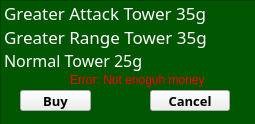
Above: Beefense/Menu/createtower.ui from doza-daniel/rs16-22 before the change. Below: the same form after it.
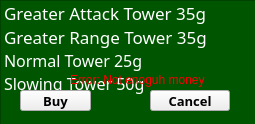
That is the form after the change. Icons and pictures are not drawn.

Commit message:
Slowing tower added
Slowing Tower added without a picture.
BUG - it slows 0.5 with each hit.

Diff of the .ui file:
```diff
--- a/Beefense/Menu/createtower.ui
+++ b/Beefense/Menu/createtower.ui
@@ -95,6 +95,17 @@
      </font>
     </property>
    </item>
+   <item>
+    <property name="text">
+     <string>Slowing Tower 50g</string>
+    </property>
+    <property name="font">
+     <font>
+      <family>MS Gothic</family>
+      <pointsize>12</pointsize>
+     </font>
+    </property>
+   </item>
   </widget>
   <widget class="QPushButton" name="buyButton">
    <property name="geometry">
```
The commit also changes 10 other files.
